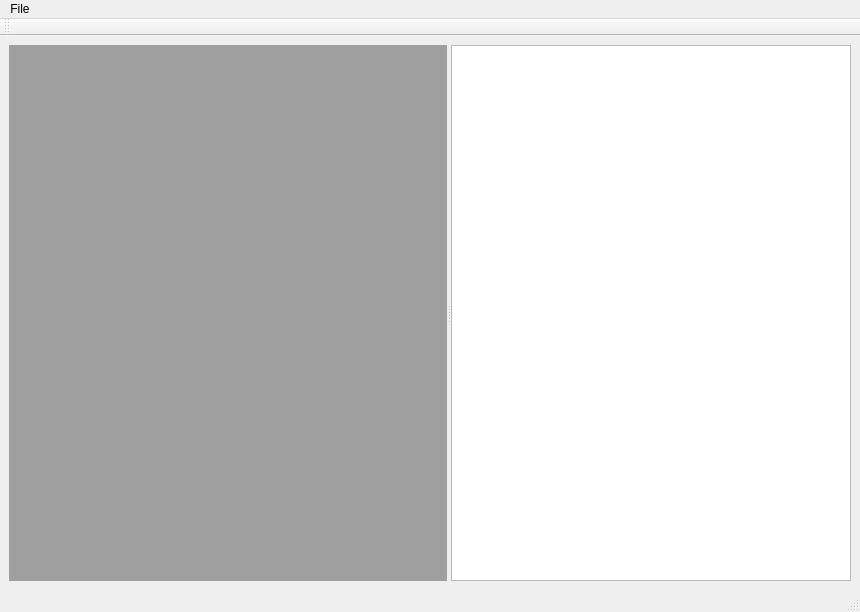
First picture: the form in KayrebtViewer/viewer.ui, repository lgeorget/KayrebtViewer, before the edit.
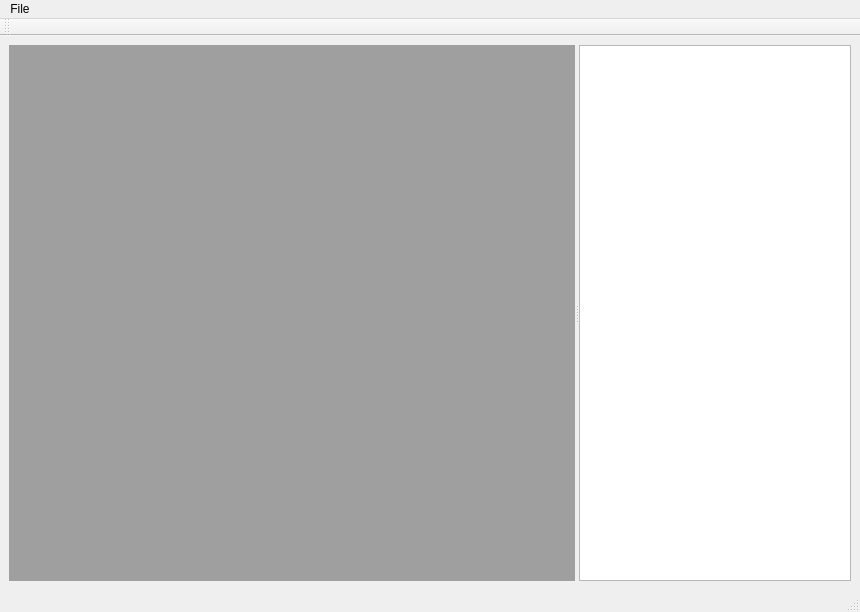
Second picture: the form after the edit. Custom widgets are drawn as their Qt base class.

```diff
--- a/KayrebtViewer/viewer.ui
+++ b/KayrebtViewer/viewer.ui
@@ -36,17 +36,11 @@
       </widget>
       <widget class="SourceTextViewer" name="sources">
        <property name="sizePolicy">
-        <sizepolicy hsizetype="Expanding" vsizetype="Expanding">
+        <sizepolicy hsizetype="Minimum" vsizetype="Expanding">
          <horstretch>0</horstretch>
          <verstretch>0</verstretch>
         </sizepolicy>
        </property>
-       <property name="minimumSize">
-        <size>
-         <width>400</width>
-         <height>0</height>
-        </size>
-       </property>
        <property name="readOnly">
         <bool>true</bool>
        </property>
```
